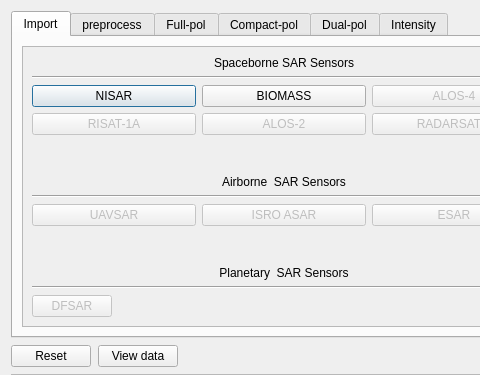
Qt form UI/mainWindow.ui (polsartools/PolSARtools-QGIS) before a commit; both pictures show x 0 to 480 and y 0 to 375 of the 568 by 791 pixel window.
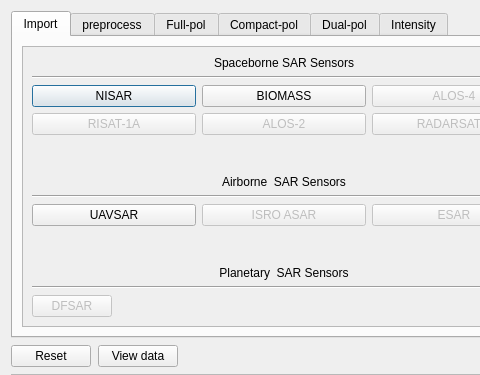
The same form after that commit. Icons and pictures are not drawn.

Patch:
```diff
--- a/UI/mainWindow.ui
+++ b/UI/mainWindow.ui
@@ -243,7 +243,7 @@
                  <item>
                   <widget class="QPushButton" name="nisar_import_3">
                    <property name="enabled">
-                    <bool>false</bool>
+                    <bool>true</bool>
                    </property>
                    <property name="sizePolicy">
                     <sizepolicy hsizetype="Minimum" vsizetype="Minimum">
```
Left out of the diff: 6 changed lines with no effect on the pictures.
